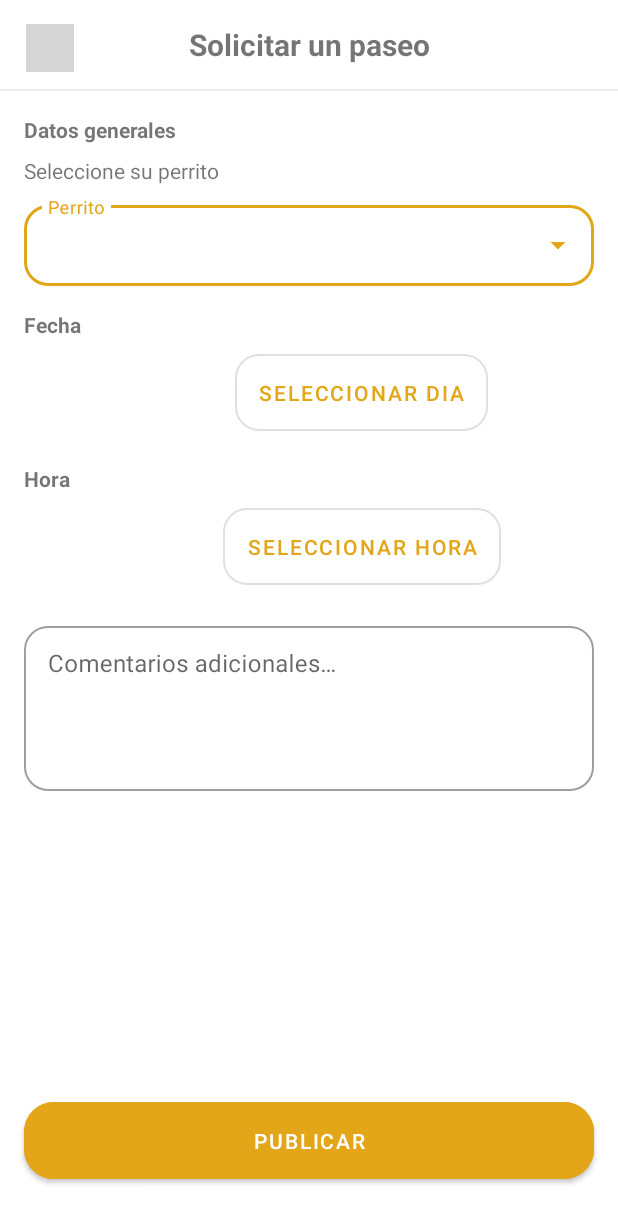
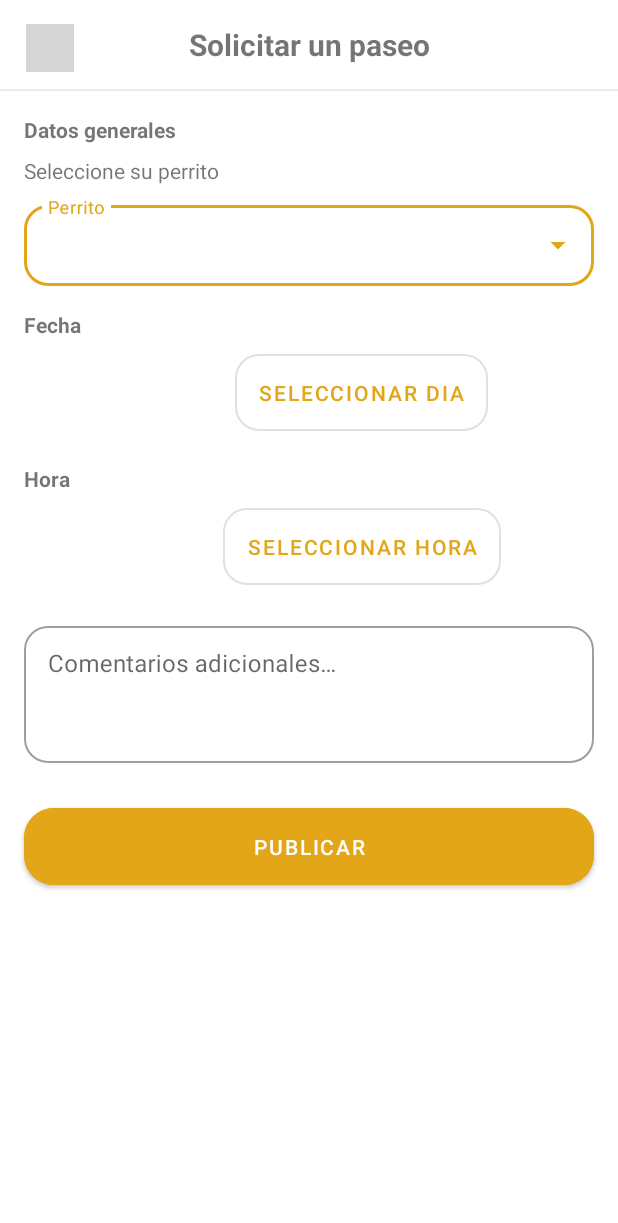
Before and after one commit to asfroggen/AristiComp, an Android app: the fragment OwnerNewWalkFragment shown on its own in the app's theme, on a phone screen of 412 x 824 dp. Shown: the top 1223 px of the screen. Run offline under Robolectric (Android 15) with nearby library versions, the phone set to English and light mode, and no system bars; 1 statement that could not run was skipped; grey boxes are pictures that could not be loaded.

Commit message:
UI new walk

```diff
--- a/app/src/main/java/com/esaudev/aristicomp/di/FirebaseModule.kt
+++ b/app/src/main/java/com/esaudev/aristicomp/di/FirebaseModule.kt
@@ -58,6 +58,10 @@ object FirebaseModule {
     @Qualifier
     @Retention(AnnotationRetention.BINARY)
     annotation class UsersCollection
+    @Qualifier
+    @Retention(AnnotationRetention.BINARY)
     annotation class PetsCollection
+    @Qualifier
+    @Retention(AnnotationRetention.BINARY)
     annotation class WalksCollection
 }
--- a/app/src/main/java/com/esaudev/aristicomp/owner/ui/walks/new_walk/OwnerNewWalkFragment.kt
+++ b/app/src/main/java/com/esaudev/aristicomp/owner/ui/walks/new_walk/OwnerNewWalkFragment.kt
@@ -1,5 +1,6 @@
 package com.esaudev.aristicomp.owner.ui.walks.new_walk
 
+import android.content.Context
 import android.os.Bundle
 import androidx.fragment.app.Fragment
 import android.view.LayoutInflater
@@ -8,6 +9,9 @@ import android.view.ViewGroup
 import com.esaudev.aristicomp.R
 import com.esaudev.aristicomp.databinding.FragmentOwnerNewWalkBinding
 import com.esaudev.aristicomp.databinding.FragmentOwnerWalksBinding
+import com.esaudev.aristicomp.extensions.goneToBottom
+import com.esaudev.aristicomp.extensions.visibleFromBottom
+import kotlinx.android.synthetic.main.activity_owner.*
 
 class OwnerNewWalkFragment : Fragment() {
 
@@ -26,6 +30,33 @@ class OwnerNewWalkFragment : Fragment() {
             .root
     }
 
+    override fun onViewCreated(view: View, savedInstanceState: Bundle?) {
+        super.onViewCreated(view, savedInstanceState)
 
+        initListeners()
+    }
 
+    private fun initListeners(){
+        with(binding){
+            mbBack.setOnClickListener { activity?.onBackPressed() }
+        }
+    }
+
+    private fun viewBottomNav(visibility: Boolean){
+        if (visibility){
+            requireActivity().bnvOwner.visibleFromBottom()
+        } else {
+            requireActivity().bnvOwner.goneToBottom()
+        }
+    }
+
+    override fun onAttach(context: Context) {
+        super.onAttach(context)
+        viewBottomNav(false)
+    }
+
+    override fun onDetach() {
+        super.onDetach()
+        viewBottomNav(true)
+    }
 }
--- a/app/src/main/res/layout/fragment_owner_new_walk.xml
+++ b/app/src/main/res/layout/fragment_owner_new_walk.xml
@@ -176,7 +176,7 @@
                     android:layout_height="wrap_content"
                     android:inputType="textMultiLine"
                     android:gravity="top"
-                    android:lines="4"
+                    android:lines="3"
                     android:padding="16dp"/>
             </com.google.android.material.textfield.TextInputLayout>
 
@@ -209,7 +209,7 @@
                 android:layout_width="match_parent"
                 android:layout_height="wrap_content"
                 android:layout_marginHorizontal="16dp"
-                android:layout_marginTop="16dp"
+                android:layout_marginTop="24dp"
                 android:layout_marginBottom="32dp"
                 android:backgroundTint="@color/yellow"
                 android:paddingVertical="16dp"
@@ -220,7 +220,7 @@
                 app:layout_constraintEnd_toEndOf="parent"
                 app:layout_constraintStart_toStartOf="parent"
                 app:layout_constraintTop_toBottomOf="@id/tilComments"
-                app:layout_constraintVertical_bias="1"/>
+                app:layout_constraintVertical_bias="0"/>
 
         </androidx.constraintlayout.widget.ConstraintLayout>
 
```
Also changed, not shown: app/src/main/java/com/esaudev/aristicomp/owner/ui/walks/my_walks/OwnerWalksFragment.kt (+18 -1 lines), app/src/main/res/navigation/nav_graph_owner.xml (+14 -1 lines).
